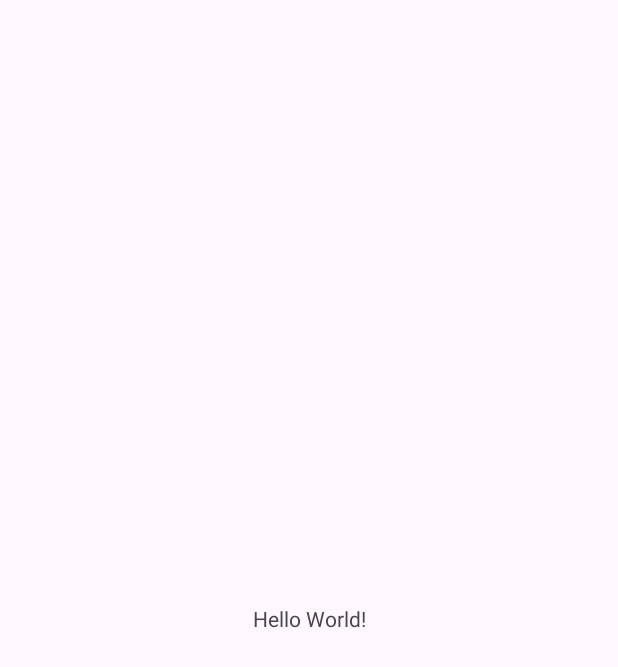
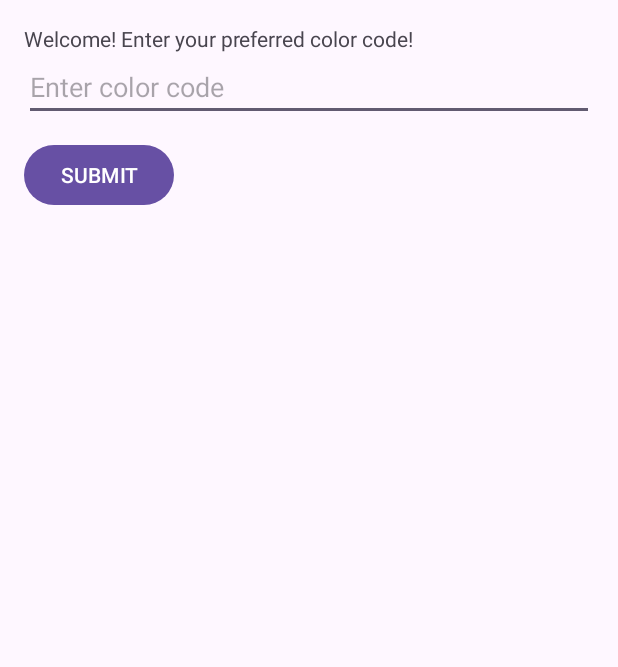
Before and after one commit to KelvinSutadi/LAB_WEEK_02_B, an Android app: the screen it shows after launch (MainActivity), on a phone screen of 412 x 824 dp. Before the commit the part shown is almost empty. Shown: the top 667 px of the screen. Run offline under Robolectric (Android 15) with nearby library versions, the phone set to English and light mode, and no system bars.

```diff
--- a/app/src/main/AndroidManifest.xml
+++ b/app/src/main/AndroidManifest.xml
@@ -12,6 +12,9 @@
         android:supportsRtl="true"
         android:theme="@style/Theme.LAB_WEEK_02_B">
         <activity
+            android:name=".ResultActivity"
+            android:exported="false" />
+        <activity
             android:name=".MainActivity"
             android:exported="true">
             <intent-filter>
--- a/app/src/main/java/com/example/lab_week_02_b/MainActivity.kt
+++ b/app/src/main/java/com/example/lab_week_02_b/MainActivity.kt
@@ -1,20 +1,48 @@
 package com.example.lab_week_02_b
 
+import android.content.Intent
 import android.os.Bundle
-import androidx.activity.enableEdgeToEdge
+import android.widget.Button
+import android.widget.EditText
+import android.widget.Toast
+import androidx.activity.result.contract.ActivityResultContracts
 import androidx.appcompat.app.AppCompatActivity
-import androidx.core.view.ViewCompat
-import androidx.core.view.WindowInsetsCompat
 
 class MainActivity : AppCompatActivity() {
+    companion object {
+        private const val COLOR_KEY = "COLOR_KEY"
+        private const val ERROR_KEY = "ERROR_KEY"
+    }
+
+    private val startForResult =
+        registerForActivityResult(ActivityResultContracts.StartActivityForResult()) { result ->
+            val data = result.data
+            val error = data?.getBooleanExtra(ERROR_KEY, false)
+            if (error == true) {
+                Toast.makeText(this, "Color code is invalid!", Toast.LENGTH_LONG).show()
+            }
+        }
+
     override fun onCreate(savedInstanceState: Bundle?) {
         super.onCreate(savedInstanceState)
-        enableEdgeToEdge()
         setContentView(R.layout.activity_main)
-        ViewCompat.setOnApplyWindowInsetsListener(findViewById(R.id.main)) { v, insets ->
-            val systemBars = insets.getInsets(WindowInsetsCompat.Type.systemBars())
-            v.setPadding(systemBars.left, systemBars.top, systemBars.right, systemBars.bottom)
-            insets
+
+        val input = findViewById<EditText>(R.id.color_code_input_field)
+        val button = findViewById<Button>(R.id.submit_button)
+
+        button.setOnClickListener {
+            val colorCode = input.text.toString()
+            if (colorCode.isNotEmpty()) {
+                if (colorCode.length == 6) {
+                    val intent = Intent(this, ResultActivity::class.java)
+                    intent.putExtra(COLOR_KEY, colorCode)
+                    startForResult.launch(intent)
+                } else {
+                    Toast.makeText(this, "Color code has to be 6 digits!", Toast.LENGTH_LONG).show()
+                }
+            } else {
+                Toast.makeText(this, "Color code field is empty!", Toast.LENGTH_LONG).show()
+            }
         }
     }
 }
--- a/app/src/main/res/layout/activity_main.xml
+++ b/app/src/main/res/layout/activity_main.xml
@@ -1,19 +1,35 @@
 <?xml version="1.0" encoding="utf-8"?>
-<androidx.constraintlayout.widget.ConstraintLayout xmlns:android="http://schemas.android.com/apk/res/android"
+<androidx.constraintlayout.widget.ConstraintLayout
+    xmlns:android="http://schemas.android.com/apk/res/android"
     xmlns:app="http://schemas.android.com/apk/res-auto"
-    xmlns:tools="http://schemas.android.com/tools"
-    android:id="@+id/main"
     android:layout_width="match_parent"
-    android:layout_height="match_parent"
-    tools:context=".MainActivity">
+    android:layout_height="match_parent">
 
-    <TextView
-        android:layout_width="wrap_content"
+    <LinearLayout
+        android:layout_width="match_parent"
         android:layout_height="wrap_content"
-        android:text="Hello World!"
-        app:layout_constraintBottom_toBottomOf="parent"
-        app:layout_constraintEnd_toEndOf="parent"
-        app:layout_constraintStart_toStartOf="parent"
-        app:layout_constraintTop_toTopOf="parent" />
+        android:orientation="vertical"
+        android:padding="16dp"
+        app:layout_constraintTop_toTopOf="parent">
 
+        <TextView
+            android:id="@+id/welcome_message"
+            android:layout_width="match_parent"
+            android:layout_height="wrap_content"
+            android:text="Welcome! Enter your preferred color code!" />
+
+        <EditText
+            android:id="@+id/color_code_input_field"
+            android:layout_width="match_parent"
+            android:layout_height="wrap_content"
+            android:hint="Enter color code"
+            android:maxLength="6" />
+
+        <Button
+            android:id="@+id/submit_button"
+            android:layout_width="wrap_content"
+            android:layout_height="wrap_content"
+            android:text="SUBMIT"
+            android:layout_marginTop="12dp"/>
+    </LinearLayout>
 </androidx.constraintlayout.widget.ConstraintLayout>
--- a/app/src/main/res/values/strings.xml
+++ b/app/src/main/res/values/strings.xml
@@ -1,3 +1,5 @@
 <resources>
     <string name="app_name">LAB_WEEK_02_B</string>
+    <string name="result_here">Result here</string>
+    <string name="color_code_result_message">Color code #%s is applied!</string>
 </resources>
```
Also changed, not shown: app/src/main/java/com/example/lab_week_02_b/ResultActivity.kt (added, +25 -0 lines), app/src/main/res/layout/activity_result.xml (added, +20 -0 lines).
